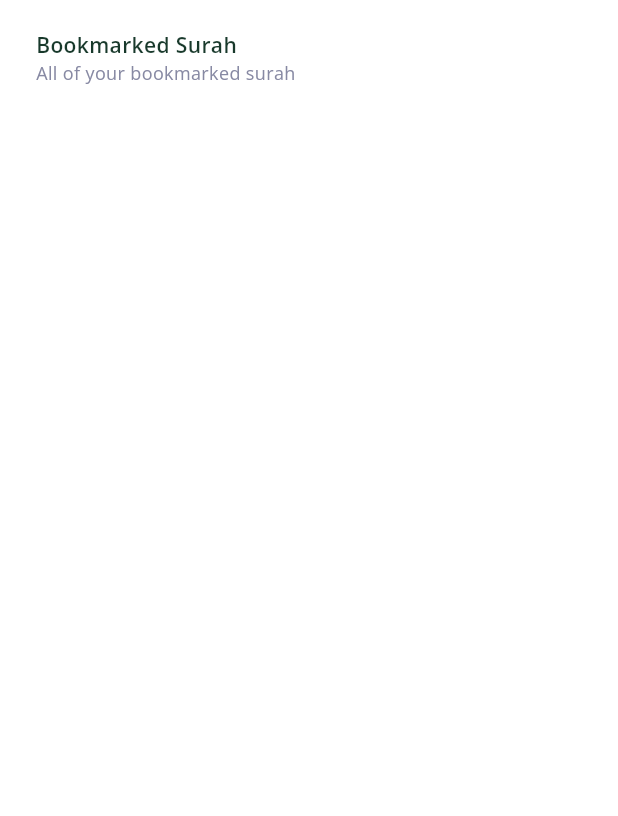
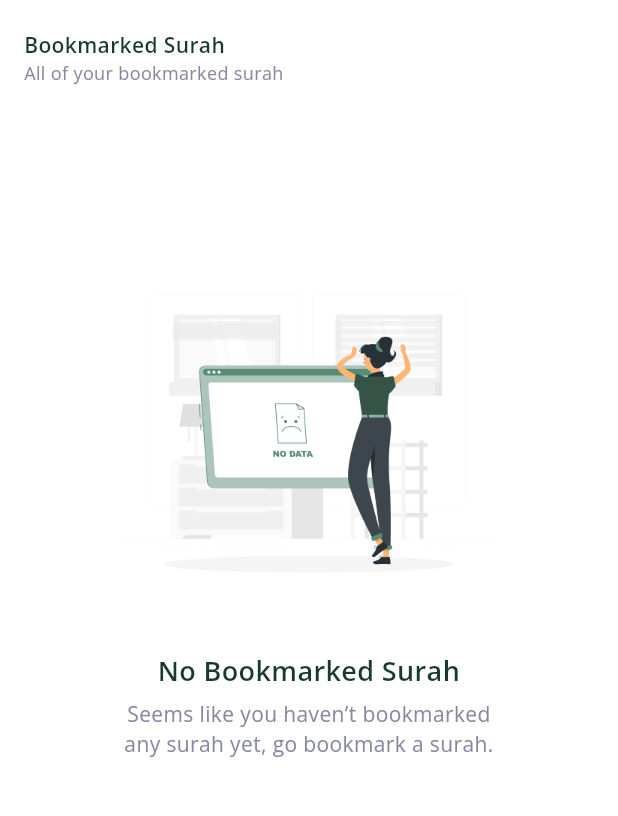
Before and after one commit to Ical852/myquran, a Flutter app: the SearchBookmarkPage screen opened directly, on a phone screen of 412 x 824 dp, the part 123-939 px from its top. Run offline on Flutter 3.47's test engine with Material 3 defaults, Android fonts, the phone set to English and light mode, and no system bars; our stand-ins replace audioplayers, bloc, cached_network_image, equatable, flutter_bloc, google_fonts and 1 more; accounts and stored records are empty.

Commit message:
full integrated bookmark

```diff
--- /dev/null
+++ b/lib/screens/search_pages/search_bookmark_page/partials/bookmarked_surah.dart
@@ -0,0 +1,54 @@
+import 'package:flutter/material.dart';
+import 'package:flutter_bloc/flutter_bloc.dart';
+import 'package:myquran/blocs/cubits/bookmark_surah_cubit.dart';
+import 'package:myquran/functions/global_func.dart';
+import 'package:myquran/models/get_surah_response_model.dart';
+import 'package:myquran/screens/detail_pages/surah_detail_page/surah_detail_page.dart';
+import 'package:myquran/widgets/no_data.dart';
+import 'package:myquran/widgets/surah_card.dart';
+
+class BookmarkedSurah extends StatefulWidget {
+  const BookmarkedSurah({super.key});
+
+  @override
+  State<BookmarkedSurah> createState() => _BookmarkedSurahState();
+}
+
+class _BookmarkedSurahState extends State<BookmarkedSurah> {
+  @override
+  Widget build(BuildContext context) {
+    return BlocBuilder<BookmarkSurahCubit, List<Data>>(
+      builder: (context, state) {
+        if (state.length < 1) {
+          return Container(
+            margin: EdgeInsets.only(top: getWH(context, "height") / 8),
+            child: NoData(
+              title: "No Bookmarked Surah",
+              desc: "Seems like you haven’t bookmarked any surah yet, go bookmark a surah.",
+            ),
+          );
+        }
+
+        return ListView.builder(
+          padding: EdgeInsets.only(
+            left: 16,
+            right: 16,
+            bottom: 72,
+          ),
+          shrinkWrap: true,
+          physics: NeverScrollableScrollPhysics(),
+          itemCount: state.length,
+          itemBuilder: (context, index) {
+            var surah = state[index];
+            return SurahCard(
+              surah: surah,
+              onPress: () {
+                goToPage(context, SurahDetailPage(surah));
+              },
+            );
+          }
+        );
+      },
+    );
+  }
+}
--- a/lib/screens/search_pages/search_bookmark_page/search_bookmark_page.dart
+++ b/lib/screens/search_pages/search_bookmark_page/search_bookmark_page.dart
@@ -1,5 +1,7 @@
 import 'package:flutter/material.dart';
 import 'package:myquran/functions/global_func.dart';
+import 'package:myquran/screens/search_pages/search_bookmark_page/partials/bookmarked_ayat.dart';
+import 'package:myquran/screens/search_pages/search_bookmark_page/partials/bookmarked_surah.dart';
 import 'package:myquran/screens/search_pages/search_bookmark_page/search_input_bookmark.dart';
 import 'package:myquran/shared/constants.dart';
 import 'package:myquran/widgets/title_desc.dart';
@@ -20,9 +22,11 @@ class _SearchBookmarkPageState extends State<SearchBookmarkPage> {
   Widget build(BuildContext context) {
     Widget BookmarkHead() {
       return Container(
-        margin: EdgeInsets.symmetric(
-          horizontal: 24,
-          vertical: 20,
+        margin: EdgeInsets.only(
+          left: 16,
+          right: 16,
+          top: 20,
+          bottom: 8,
         ),
         child: Column(
           children: [
@@ -33,6 +37,11 @@ class _SearchBookmarkPageState extends State<SearchBookmarkPage> {
           ],
         ),
       );
+    }
+
+    Widget BookmarkContent() {
+      if (widget.type == 'surah') return BookmarkedSurah();
+      return BookmarkedAyat();
     }
 
     return Scaffold(
@@ -46,11 +55,14 @@ class _SearchBookmarkPageState extends State<SearchBookmarkPage> {
                 searchController: searchController,
                 onFieldSubmitted: (e){}
               ),
-              SingleChildScrollView(
-                child: Column(
-                  children: [
-                    BookmarkHead(),
-                  ],
+              Expanded(
+                child: SingleChildScrollView(
+                  child: Column(
+                    children: [
+                      BookmarkHead(),
+                      BookmarkContent(),
+                    ],
+                  ),
                 ),
               ),
             ],
--- a/lib/screens/search_pages/search_page/search_input.dart
+++ b/lib/screens/search_pages/search_page/search_input.dart
@@ -60,7 +60,7 @@ class SearchInput extends StatelessWidget {
                   TextFormField(
                     controller: searchController,
                     decoration: InputDecoration(
-                      labelText: "Search quran",
+                      labelText: "Search surah",
                       labelStyle: regular.grey.regularF,
                       border: InputBorder.none,
                       contentPadding: EdgeInsets.only(right: 52, left: 16),
--- a/lib/screens/search_pages/search_page/search_page.dart
+++ b/lib/screens/search_pages/search_page/search_page.dart
@@ -8,6 +8,7 @@ import 'package:myquran/screens/search_pages/search_page/search_input.dart';
 import 'package:myquran/shared/constants.dart';
 import 'package:myquran/shared/text_styles.dart';
 import 'package:myquran/view_models/search_page/search_page_view_model.dart';
+import 'package:myquran/widgets/no_data.dart';
 import 'package:myquran/widgets/retry_fetch.dart';
 import 'package:myquran/widgets/surah_card.dart';
 
@@ -86,6 +87,16 @@ class _SearchPageState extends State<SearchPage> {
 
     Widget SurahList(GetSurahResponseModel surahs) {
       var displayedSurahs = filteredSurahs ?? surahs.data!;
+      if (displayedSurahs.length < 1) {
+        return Container(
+          margin: EdgeInsets.only(top: getWH(context, "height") / 8),
+          child: NoData(
+            title: "No Surah Found",
+            desc: "Seems like there is no surah match with the searched keyword, try another keyword",
+          ),
+        );
+      }
+
       return ListView.builder(
         padding: EdgeInsets.only(
           left: 16,
--- /dev/null
+++ b/lib/widgets/no_data.dart
@@ -0,0 +1,43 @@
+import 'package:flutter/material.dart';
+import 'package:myquran/functions/global_func.dart';
+import 'package:myquran/shared/text_styles.dart';
+import 'package:myquran/widgets/image_custom.dart';
+
+// ignore: must_be_immutable
+class NoData extends StatelessWidget {
+  String title, desc;
+  NoData({
+    super.key,
+    required this.title,
+    required this.desc
+  });
+
+  @override
+  Widget build(BuildContext context) {
+    return Container(
+      width: 250,
+      child: Column(
+        children: [
+          ImageCustom(
+            height: 250,
+            width: 250,
+            image: AssetImage(getIL("no-data.png")),
+            fit: BoxFit.cover,
+          ),
+          SizedBox(height: 16),
+          Text(
+            title,
+            style: large.text.semiBold,
+            textAlign: TextAlign.center,
+          ),
+          SizedBox(height: 6),
+          Text(
+            desc,
+            style: regular.grey.regularF,
+            textAlign: TextAlign.center,
+          ),
+        ],
+      ),
+    );
+  }
+}
```
Also changed, not shown: lib/screens/search_pages/search_bookmark_page/partials/bookmarked_ayat.dart (added, +106 -0 lines), lib/view_models/bookmark_page/ayat_bookmark_view_model.dart (added, +29 -0 lines), lib/widgets/ayat_card/ayat_card.dart (+14 -5 lines).
